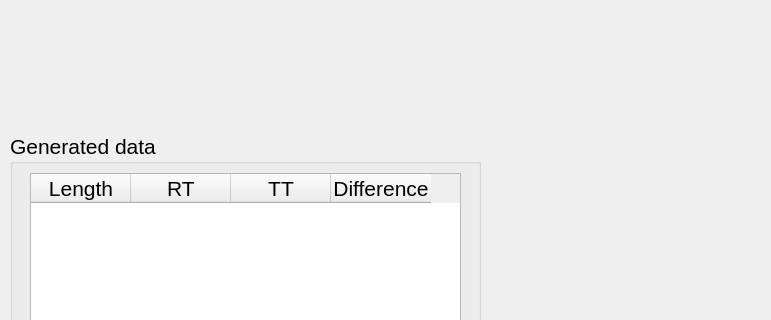
KarinaKarenik/Skeletal-Muscle-Contraction-Lab, file rsc/ui/experiment4.2_length_tension_two.ui: the form before one commit; both pictures show x 0 to 771 and y 367 to 687 of the 1002 by 687 pixel window.
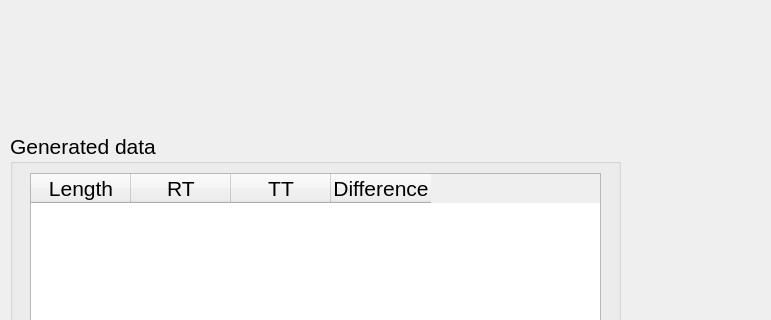
The form after the commit.

What changed in the file:
```diff
--- a/rsc/ui/experiment4.2_length_tension_two.ui
+++ b/rsc/ui/experiment4.2_length_tension_two.ui
@@ -48,7 +48,7 @@
      <rect>
       <x>10</x>
       <y>500</y>
-      <width>471</width>
+      <width>611</width>
       <height>211</height>
      </rect>
     </property>
@@ -65,7 +65,7 @@
       <rect>
        <x>20</x>
        <y>40</y>
-       <width>431</width>
+       <width>571</width>
        <height>161</height>
       </rect>
      </property>
```
